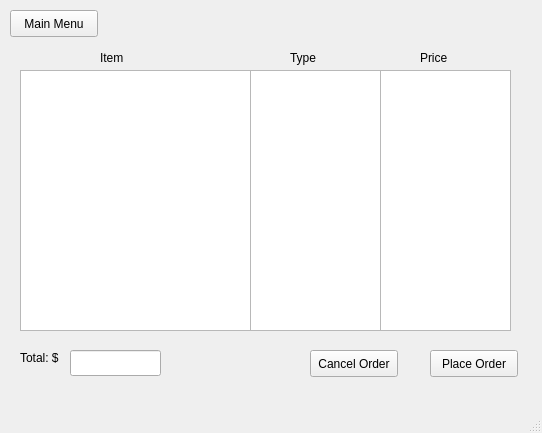
akfarhat/cuTPS, file cuTPS-client/CartDetailsWindow.ui: the form before one commit.
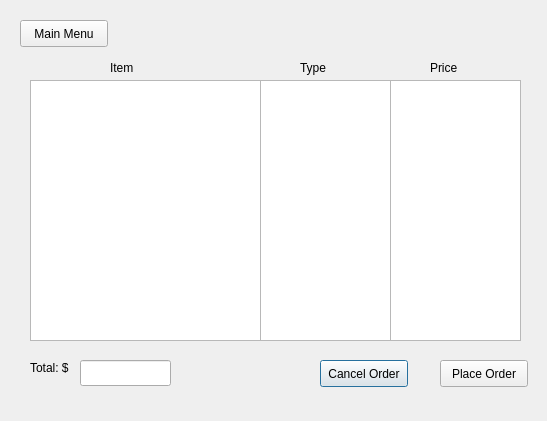
The form after the commit.

Commit message: Add billing and delivery window

What changed in the file:
```diff
--- a/cuTPS-client/CartDetailsWindow.ui
+++ b/cuTPS-client/CartDetailsWindow.ui
@@ -1,73 +1,33 @@
 <?xml version="1.0" encoding="UTF-8"?>
 <ui version="4.0">
  <class>CartDetailsWindow</class>
- <widget class="QMainWindow" name="CartDetailsWindow">
+ <widget class="QDialog" name="CartDetailsWindow2">
   <property name="geometry">
    <rect>
     <x>0</x>
     <y>0</y>
-    <width>542</width>
-    <height>433</height>
+    <width>547</width>
+    <height>421</height>
    </rect>
   </property>
   <property name="windowTitle">
    <string>cuTPS - Course Management</string>
   </property>
-  <widget class="QWidget" name="centralwidget">
-   <widget class="QPushButton" name="backButton">
-    <property name="geometry">
-     <rect>
-      <x>10</x>
-      <y>10</y>
-      <width>88</width>
-      <height>27</height>
-     </rect>
-    </property>
-    <property name="text">
-     <string>Main Menu</string>
-    </property>
-   </widget>
    <widget class="QListWidget" name="itemList">
     <property name="geometry">
      <rect>
-      <x>20</x>
-      <y>70</y>
+     <x>30</x>
+     <y>80</y>
       <width>231</width>
       <height>261</height>
      </rect>
     </property>
    </widget>
-   <widget class="QPushButton" name="cancelOrderButton">
-    <property name="geometry">
-     <rect>
-      <x>310</x>
-      <y>350</y>
-      <width>88</width>
-      <height>27</height>
-     </rect>
-    </property>
-    <property name="text">
-     <string>Cancel Order</string>
-    </property>
-   </widget>
-   <widget class="QPushButton" name="placeOrderButton">
-    <property name="geometry">
-     <rect>
-      <x>430</x>
-      <y>350</y>
-      <width>88</width>
-      <height>27</height>
-     </rect>
-    </property>
-    <property name="text">
-     <string>Place Order</string>
-    </property>
-   </widget>
    <widget class="QLabel" name="itemLabel">
     <property name="geometry">
      <rect>
-      <x>100</x>
-      <y>50</y>
+     <x>110</x>
+     <y>60</y>
       <width>58</width>
       <height>16</height>
      </rect>
@@ -76,24 +36,47 @@
      <string>Item</string>
     </property>
    </widget>
-   <widget class="QLabel" name="typeLabel">
+  <widget class="QLabel" name="totalLabel">
     <property name="geometry">
      <rect>
-      <x>290</x>
-      <y>50</y>
+     <x>30</x>
+     <y>360</y>
       <width>58</width>
       <height>16</height>
      </rect>
     </property>
     <property name="text">
-     <string>Type</string>
+    <string>Total: $</string>
+   </property>
+  </widget>
+  <widget class="QListWidget" name="priceList">
+   <property name="geometry">
+    <rect>
+     <x>390</x>
+     <y>80</y>
+     <width>131</width>
+     <height>261</height>
+    </rect>
+   </property>
+  </widget>
+  <widget class="QPushButton" name="cancelOrderButton">
+   <property name="geometry">
+    <rect>
+     <x>320</x>
+     <y>360</y>
+     <width>88</width>
+     <height>27</height>
+    </rect>
+   </property>
+   <property name="text">
+    <string>Cancel Order</string>
     </property>
    </widget>
    <widget class="QLabel" name="priceLabel">
     <property name="geometry">
      <rect>
-      <x>420</x>
-      <y>50</y>
+     <x>430</x>
+     <y>60</y>
       <width>31</width>
       <height>16</height>
      </rect>
@@ -102,51 +85,66 @@
      <string>Price</string>
     </property>
    </widget>
+  <widget class="QLabel" name="typeLabel">
+   <property name="geometry">
+    <rect>
+     <x>300</x>
+     <y>60</y>
+     <width>58</width>
+     <height>16</height>
+    </rect>
+   </property>
+   <property name="text">
+    <string>Type</string>
+   </property>
+  </widget>
+  <widget class="QPushButton" name="backButton">
+   <property name="geometry">
+    <rect>
+     <x>20</x>
+     <y>20</y>
+     <width>88</width>
+     <height>27</height>
+    </rect>
+   </property>
+   <property name="text">
+    <string>Main Menu</string>
+   </property>
+  </widget>
+  <widget class="QPushButton" name="placeOrderButton">
+   <property name="geometry">
+    <rect>
+     <x>440</x>
+     <y>360</y>
+     <width>88</width>
+     <height>27</height>
+    </rect>
+   </property>
+   <property name="text">
+    <string>Place Order</string>
+   </property>
+  </widget>
    <widget class="QListWidget" name="typeList">
     <property name="geometry">
      <rect>
-      <x>250</x>
-      <y>70</y>
+     <x>260</x>
+     <y>80</y>
       <width>131</width>
       <height>261</height>
      </rect>
     </property>
    </widget>
-   <widget class="QListWidget" name="priceList">
-    <property name="geometry">
-     <rect>
-      <x>380</x>
-      <y>70</y>
-      <width>131</width>
-      <height>261</height>
-     </rect>
-    </property>
-   </widget>
-   <widget class="QLabel" name="totalLabel">
-    <property name="geometry">
-     <rect>
-      <x>20</x>
-      <y>350</y>
-      <width>58</width>
-      <height>16</height>
-     </rect>
-    </property>
-    <property name="text">
-     <string>Total: $</string>
-    </property>
-   </widget>
    <widget class="QLineEdit" name="totalPrice">
     <property name="geometry">
      <rect>
-      <x>70</x>
-      <y>350</y>
+     <x>80</x>
+     <y>360</y>
       <width>91</width>
       <height>26</height>
      </rect>
     </property>
    </widget>
-  </widget>
-  <widget class="QMenuBar" name="menubar">
+  <widget class="QLabel" name="message">
    <property name="geometry">
     <rect>
      <x>0</x>
@@ -156,7 +154,6 @@
     </rect>
    </property>
   </widget>
-  <widget class="QStatusBar" name="statusbar"/>
  </widget>
  <resources/>
  <connections/>
```
Left out of the diff: 16 changed lines with no effect on the pictures. Lines whose indentation alone changed are shown as unchanged. The commit also changes 20 other files.
